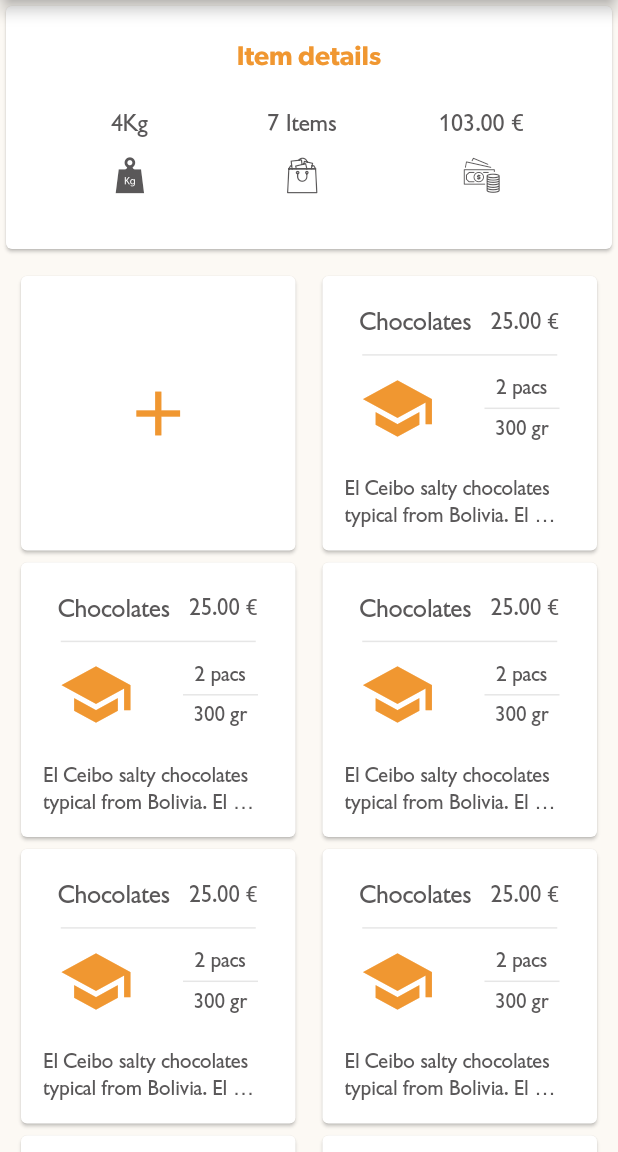
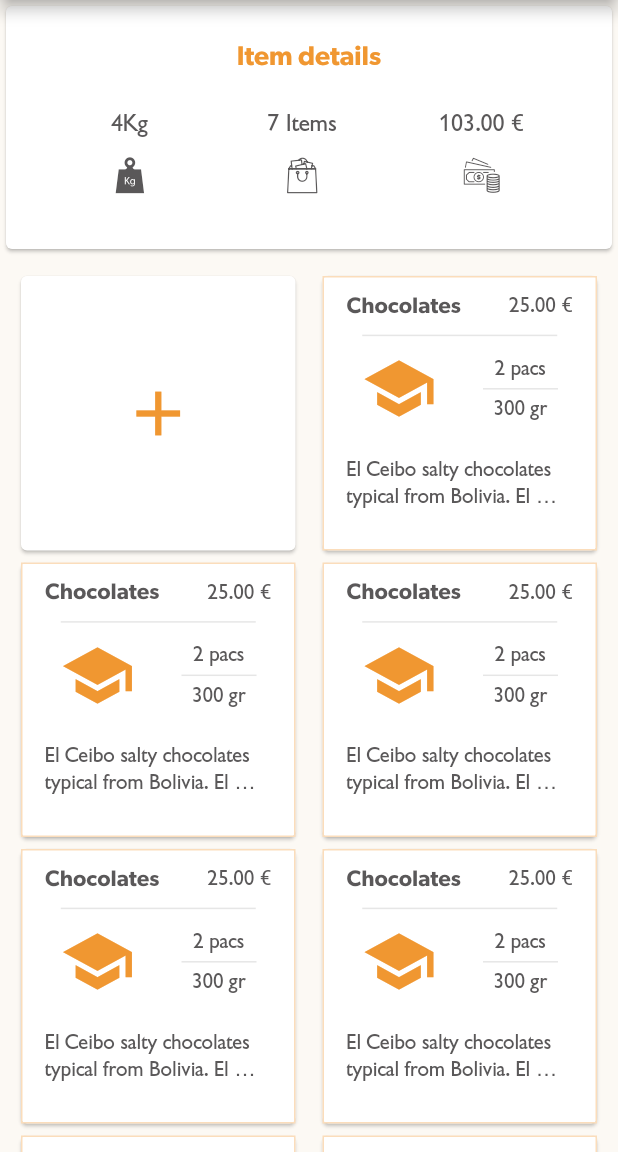
Before and after one commit to tsinvari/qepi_app2, a Flutter app: the CreateParcel screen opened directly, after a tap on the "arrow right" icon, on a phone screen of 412 x 824 dp, the part 84-1236 px from its top. Run offline on Flutter 3.47's test engine with Material 2 defaults, Android fonts, the light colour scheme and no system bars.

Commit message:
Adding more styles

```diff
--- a/lib/create_parcel.dart
+++ b/lib/create_parcel.dart
@@ -202,13 +202,15 @@ class CreateParcel extends StatelessWidget{
                   ],
                 ),),
             ),
-            new Center(
-              child: new Text ("COST TO SEND 36.00 €", style: new TextStyle(fontSize: 17.0, fontFamily: "Gibson", color: const Color(0xFF5a5859), fontWeight: FontWeight.bold,),),
+            new Container(
+            padding: const EdgeInsets.only(top: 10.0),
+            child: new Center(
+                child: new Text ("COST TO SEND 36.00 €", style: new TextStyle(fontSize: 17.0, fontFamily: "Gibson", color: const Color(0xFF5a5859), fontWeight: FontWeight.bold,),),
+              ),
             ),
             new Container(
-              padding: const EdgeInsets.only(bottom: 10.0, top: 10.0),
-              child:
-              new Center(
+              padding: const EdgeInsets.only(bottom: 10.0, top: 5.0),
+              child: new Center(
                 child: new Container(
                   padding: const EdgeInsets.symmetric(horizontal: 2.0, vertical: 3.0),
                   child: new Material(
--- a/lib/item_details.dart
+++ b/lib/item_details.dart
@@ -115,19 +115,22 @@ class ItemDetails extends StatelessWidget{
                   },
                   ),
                   );}
-                  else
-                    {
+                  else {
                   return new Card(
+                    child: new Container(
+                      decoration: new BoxDecoration(
+                          border: new Border.all(color: const Color(0xFFFBDDBB))
+                      ),
                       child: new Column(
                         mainAxisAlignment: MainAxisAlignment.start,
                         children: <Widget>[
                           new Container(
-                          padding: EdgeInsets.only(left: 25.0, right: 25.0,top: 20.0, bottom: 10.0),
+                            padding: EdgeInsets.only(left: 15.0, right: 15.0,top: 10.0, bottom: 10.0),
                             child: new Row(
                               mainAxisAlignment: MainAxisAlignment.spaceBetween,
                               children: <Widget>[
-                              new Text("Chocolates", style: TextStyle(color: const Color(0xFF5A5859), fontSize: 17.0, fontWeight: FontWeight.normal,),),
-                              new Text("25.00 €", style: TextStyle(color: const Color(0xFF5A5859), fontSize: 15.0, fontWeight: FontWeight.normal,),),
+                                new Text("Chocolates", style: TextStyle(color: const Color(0xFF5A5859), fontSize: 15.0, fontWeight: FontWeight.bold,),),
+                                new Text("25.00 €", style: TextStyle(color: const Color(0xFF5A5859), fontSize: 14.0, fontWeight: FontWeight.normal,),),
                               ],
                             ),
                           ),
@@ -168,6 +171,7 @@ class ItemDetails extends StatelessWidget{
                           ),
                         ],
                       ),
+                    ),
                   );}
                 }),
               ),
```
Lines whose indentation alone changed are shown as unchanged.
